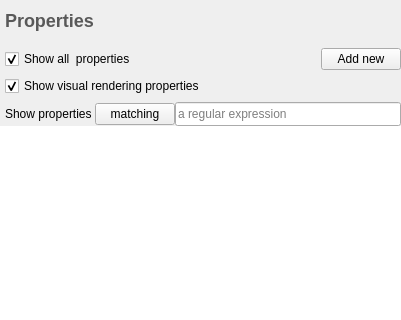
Before: the Qt Designer form plugins/view/TableView/PropertiesEditor.ui in Tulip-Dev/tulip, drawn with Qt 5; both pictures show x 0 to 401 and y 0 to 320 of the 401 by 458 pixel window.
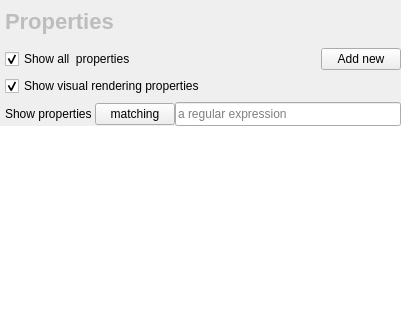
After: the same form once the commit is applied. Icons and pictures are not drawn. Custom widgets are drawn as their Qt base class.

What changed in the file:
```diff
--- a/plugins/view/TableView/PropertiesEditor.ui
+++ b/plugins/view/TableView/PropertiesEditor.ui
@@ -56,11 +56,11 @@
          </size>
         </property>
         <property name="styleSheet">
-         <string notr="true">font-weight: bold;
-color: #595959;</string>
+         <string notr="true">
+font-weight: bold; font-size: 22px; color: #A0A0A0A0</string>
         </property>
         <property name="text">
-         <string>&lt;font size=&quot;5&quot;&gt;Properties&lt;/font&gt;</string>
+         <string>Properties</string>
         </property>
        </widget>
       </item>
```
Left out of the diff: 7 changed lines with no effect on the pictures.
